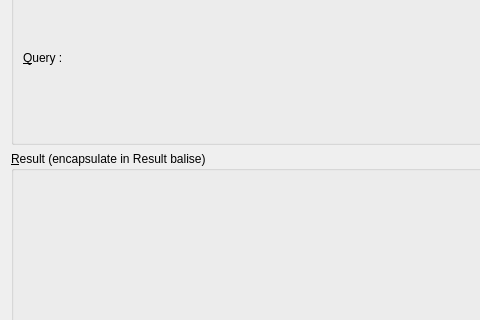
Before: the Qt Designer form plugins/core/docks/datastream/xquery.ui in phoenix741/xinx, drawn with Qt 5; both pictures show x 0 to 480 and y 114 to 434 of the 694 by 552 pixel window.
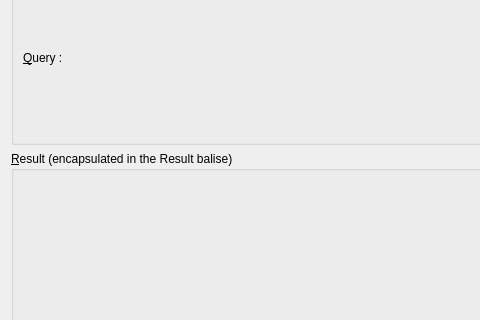
After: the same form once the commit is applied. Custom widgets are drawn as their Qt base class.

The edit to the form file:
```diff
--- a/plugins/core/docks/datastream/xquery.ui
+++ b/plugins/core/docks/datastream/xquery.ui
@@ -98,7 +98,7 @@
    <item>
     <widget class="QGroupBox" name="groupBox_2">
      <property name="title">
-      <string>&amp;Result (encapsulate in Result balise)</string>
+      <string>&amp;Result (encapsulated in the Result balise)</string>
      </property>
      <layout class="QGridLayout" name="gridLayout">
       <item row="1" column="0">
```
